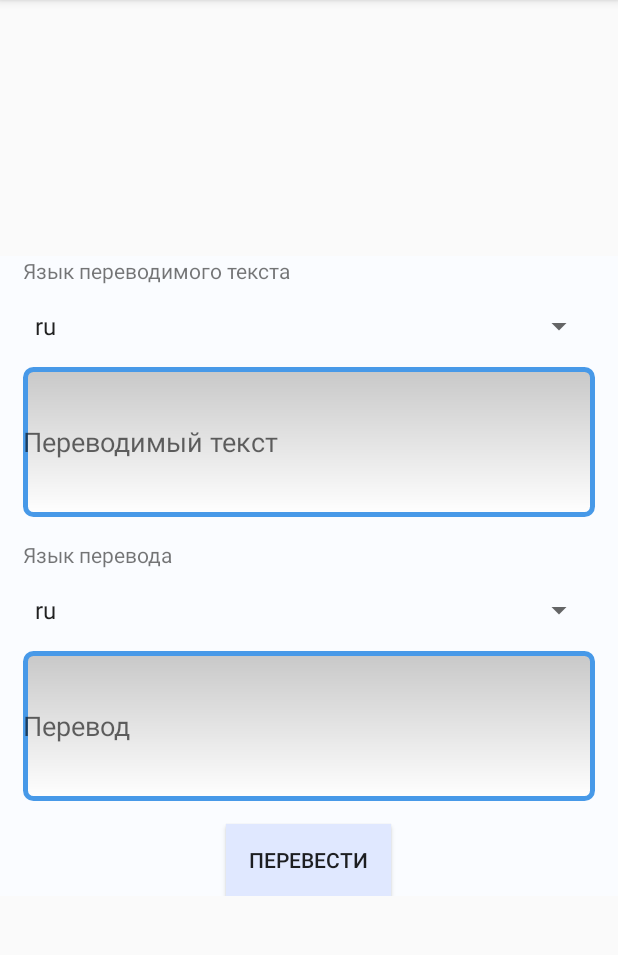
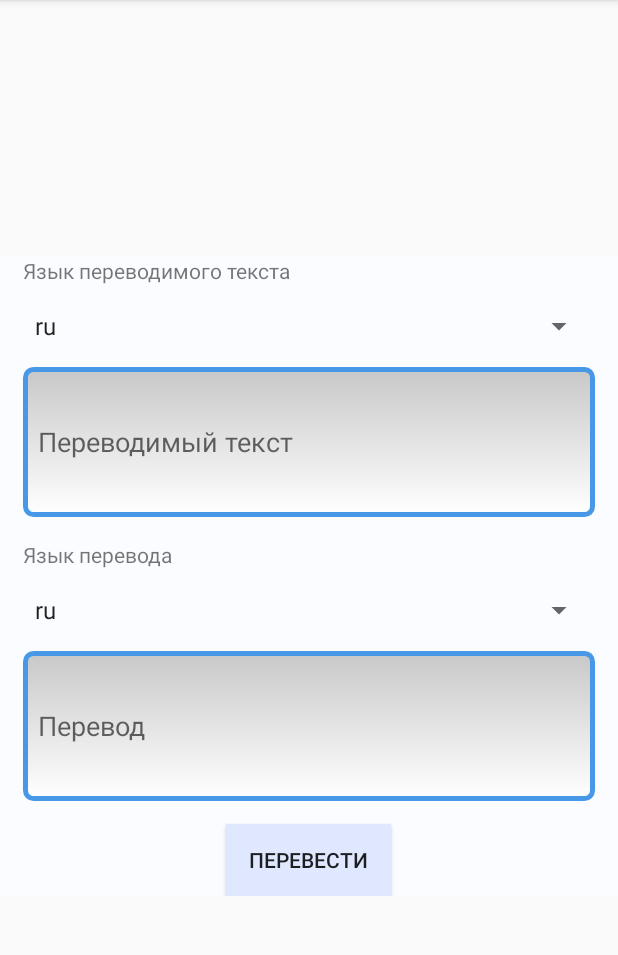
Before and after one commit to eldarian-1/android, an Android app: the screen it shows after launch (TranslatorActivity), on a phone screen of 412 x 824 dp, the part 84-1039 px from its top. Run offline under Robolectric (Android 15) with nearby library versions, the phone set to English and light mode, and no system bars; 4 statements that could not run were skipped.

Commit message:
Last last editions

```diff
--- a/app/src/main/java/com/eldarian/translator/presentation/renderer/Translator.java
+++ b/app/src/main/java/com/eldarian/translator/presentation/renderer/Translator.java
@@ -5,8 +5,6 @@ import java.util.ArrayList;
 import java.util.List;
 
 public class Translator implements Serializable {
-
-
 
     private String textIn;
     private String textOut;
--- a/app/src/main/res/values/styles.xml
+++ b/app/src/main/res/values/styles.xml
@@ -14,6 +14,7 @@
         <item name="android:layout_height">100dp</item>
         <item name="android:inputType">textLongMessage</item>
         <item name="android:layout_marginTop">15dp</item>
+        <item name="android:padding">10dp</item>
     </style>
 
 </resources>
```
